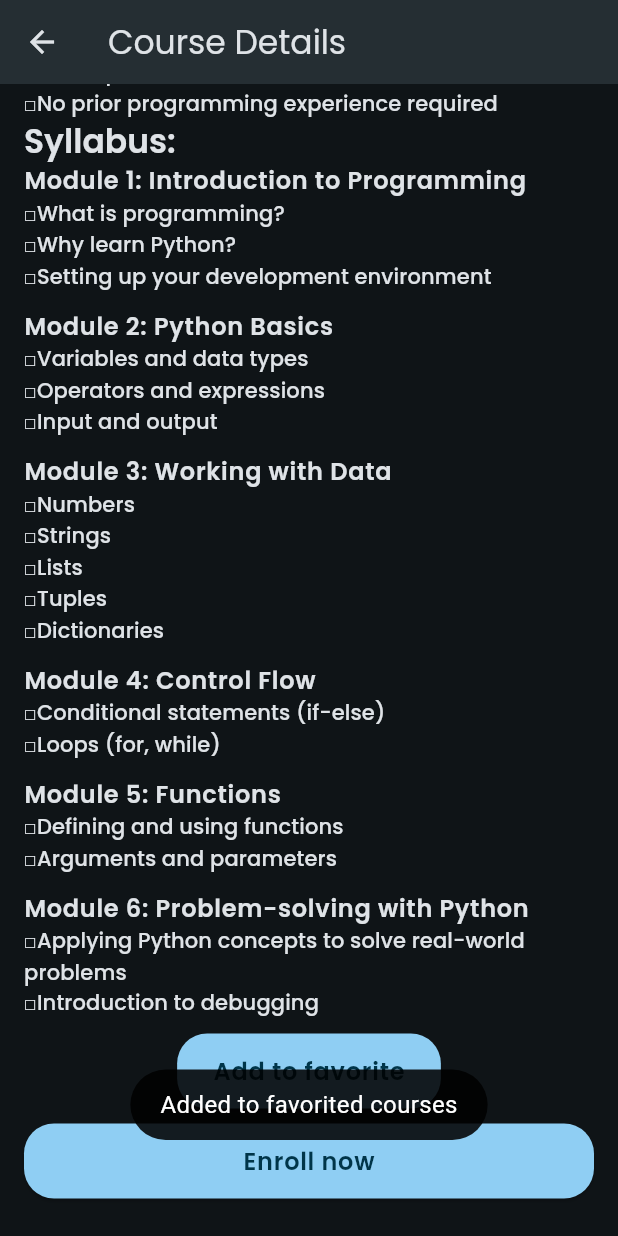
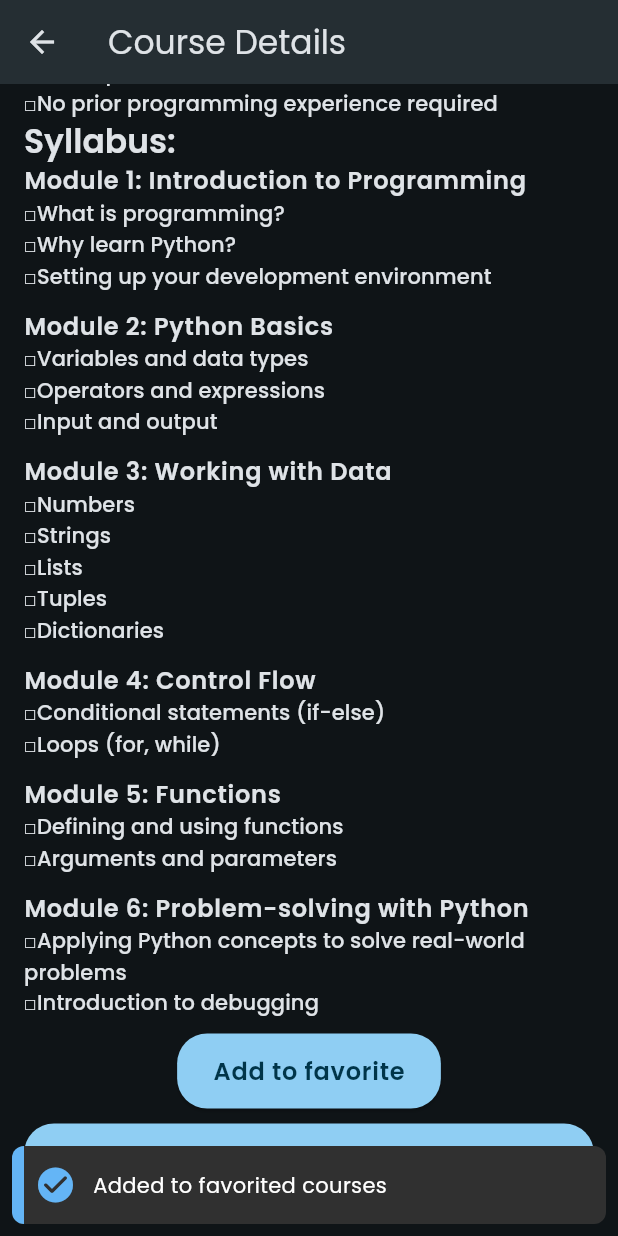
Before and after one commit to hinasahammed/Lms, a Flutter app: the CourseDetailsView screen opened directly with sample values from the repository, scrolled down 933 dp, after a tap on "Add to favorite", on a phone screen of 412 x 824 dp. Run offline on Flutter 3.47's test engine with Material 3 defaults, Android fonts, the phone set to English and light mode, and no system bars; drawn by our look-alikes of another_flushbar; our stand-ins replace awesome_dialog, cached_network_image, cloud_firestore, firebase_auth, firebase_core, gap and 6 more; accounts and stored records are empty; network calls fail.

Commit message:
some refactoring

```diff
--- a/lib/res/components/enrolledViewComponents/enrolled_course.dart
+++ b/lib/res/components/enrolledViewComponents/enrolled_course.dart
@@ -31,7 +31,10 @@ class EnrolledCourse extends StatelessWidget {
           return Text('Error: ${snapshot.error}');
         }
         if (!snapshot.hasData || snapshot.data!.docs.isEmpty) {
-          return const NoEnrolledCourseUi();
+          return const NoCourseDataUi(
+            title: 'No Enrolled Course Yet!',
+            subTitle: "You haven't enrolled any course",
+          );
         } else {
           return ListView(
             padding: const EdgeInsets.symmetric(
--- a/lib/res/components/homeViewComponents/popular_course.dart
+++ b/lib/res/components/homeViewComponents/popular_course.dart
@@ -15,7 +15,8 @@ class PopularCourse extends StatelessWidget {
     return ListView.separated(
       scrollDirection: Axis.horizontal,
       shrinkWrap: true,
-      itemCount: CourseList.courseList.length,
+      itemCount:
+          CourseList.courseList.length < 4 ? CourseList.courseList.length : 4,
       separatorBuilder: (context, index) => const Gap(10),
       itemBuilder: (context, index) {
         var data = CourseList.courseList[index];
--- a/lib/utils/utils.dart
+++ b/lib/utils/utils.dart
@@ -1,6 +1,5 @@
 import 'package:awesome_dialog/awesome_dialog.dart';
 import 'package:flutter/material.dart';
-import 'package:fluttertoast/fluttertoast.dart';
 import 'package:get/get.dart';
 import 'package:another_flushbar/flushbar.dart';
 
@@ -50,16 +49,4 @@ class Utils {
       borderRadius: BorderRadius.circular(8),
     ).show(context);
   }
-
-  static void showToast(String message) {
-    Fluttertoast.showToast(
-      msg: message,
-      toastLength: Toast.LENGTH_SHORT,
-      gravity: ToastGravity.BOTTOM,
-      timeInSecForIosWeb: 1,
-      backgroundColor: Colors.black87,
-      textColor: Colors.white,
-      fontSize: 16.0,
-    );
-  }
 }
--- a/lib/view/favorite/favorite_view.dart
+++ b/lib/view/favorite/favorite_view.dart
@@ -96,7 +96,9 @@ class FavoriteView extends StatelessWidget {
                               IconButton(
                                 onPressed: () {
                                   favoriteViewModel.deleteFavorite(
-                                      courseData['courseTitle']);
+                                    courseData['courseTitle'],
+                                    context,
+                                  );
                                 },
                                 icon: Icon(
                                   Icons.delete,
--- a/lib/view/home/home_view.dart
+++ b/lib/view/home/home_view.dart
@@ -25,7 +25,7 @@ class HomeView extends StatelessWidget {
         centerTitle: true,
         actions: [
           IconButton(
-              onPressed: () {
+            onPressed: () {
               Get.to(const FavoriteView());
             },
             icon: const Icon(Icons.favorite_border),
@@ -145,7 +145,10 @@ class HomeView extends StatelessWidget {
                       fontWeight: FontWeight.w600,
                     ),
                   ),
-                  const OngoingCourses(),
+                  SizedBox(
+                    height: Get.height * .25,
+                    child: OngoingCourses(),
+                  ),
                 ],
               ),
             );
--- a/lib/viewmodel/controller/courseDetails/course_details_viewmodel.dart
+++ b/lib/viewmodel/controller/courseDetails/course_details_viewmodel.dart
@@ -36,16 +36,31 @@ class CourseDetailsViewModel extends GetxController {
       if (existingFavorite.docs.isEmpty) {
         await favoritesRef.add(courseData.toMap()).then((value) {
           setfavoriteStatusResponse(Status.completed);
-
-          Utils.showToast('Added to favorited courses');
+          Utils.showSnackbarToast(
+            context,
+            'Added to favorited courses',
+            Icons.check_circle_rounded,
+          );
         });
       } else {
         setfavoriteStatusResponse(Status.completed);
-        Utils.showToast('This course is already in your favorites');
+        if (context.mounted) {
+          Utils.showSnackbarToast(
+            context,
+            'This course is already in your favorites',
+            Icons.check_circle_rounded,
+          );
+        }
       }
     } catch (e) {
       setfavoriteStatusResponse(Status.error);
-      Utils.showToast('Something went wrong!');
+      if (context.mounted) {
+        Utils.showSnackbarToast(
+          context,
+          'Something went wrong!',
+          Icons.check_circle_rounded,
+        );
+      }
     }
   }
 
@@ -69,17 +84,31 @@ class CourseDetailsViewModel extends GetxController {
           "imageurl": courseData.imageurl,
         }).then((value) {
           setenrolledStatusResponse(Status.completed);
-
-          Utils.showToast('Successfully enrolled the course');
+          Utils.showSnackbarToast(
+            context,
+            'Successfully enrolled the course',
+            Icons.check_circle_rounded,
+          );
         });
       } else {
         setenrolledStatusResponse(Status.completed);
-        Utils.showToast('This course is already enrolled');
+        if (context.mounted) {
+          Utils.showSnackbarToast(
+            context,
+            'This course is already enrolled',
+            Icons.check_circle_rounded,
+          );
+        }
       }
     } catch (e) {
       setenrolledStatusResponse(Status.error);
-
-      Utils.showToast('Something went wrong!');
+      if (context.mounted) {
+        Utils.showSnackbarToast(
+          context,
+          'Something went wrong!',
+          Icons.check_circle_rounded,
+        );
+      }
     }
   }
 }
```
Also changed, not shown: lib/res/components/enrolledViewComponents/no_enrolled_course_ui.dart (+7 -4 lines), lib/res/components/homeViewComponents/ongoing_courses.dart (+39 -30 lines), lib/viewmodel/controller/favorite/favorite_viewmodel.dart (+17 -4 lines).
